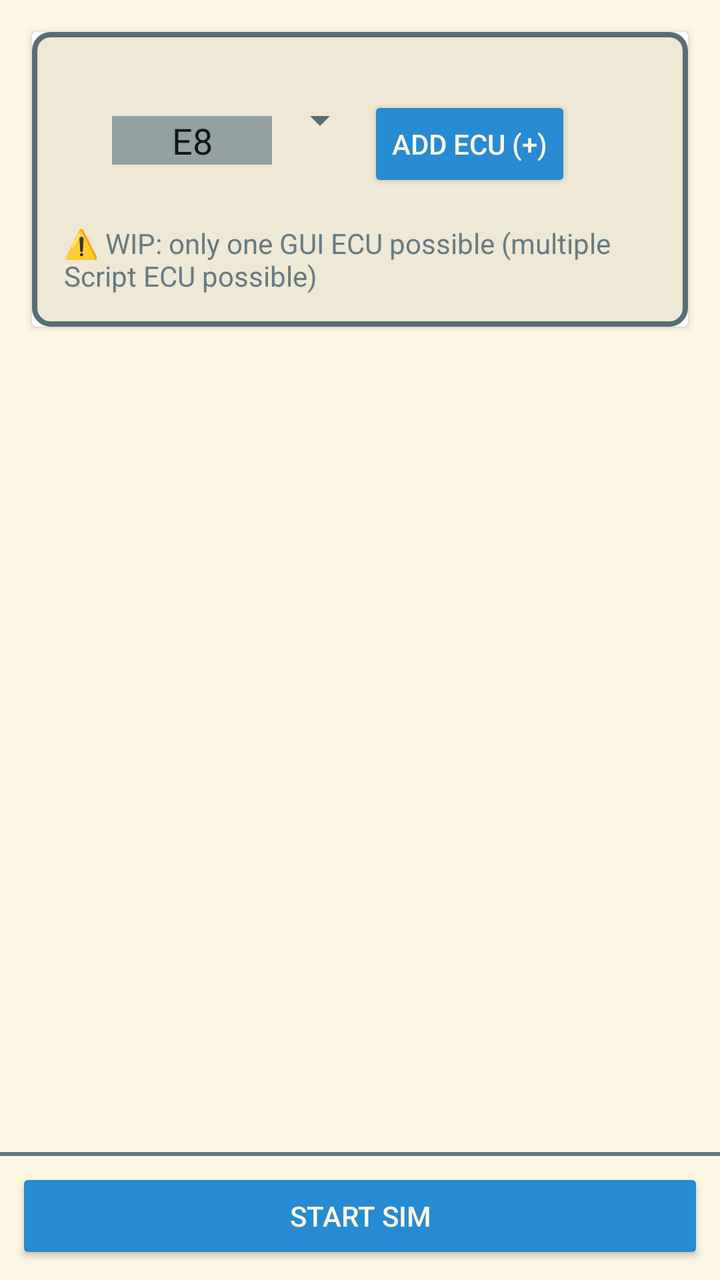
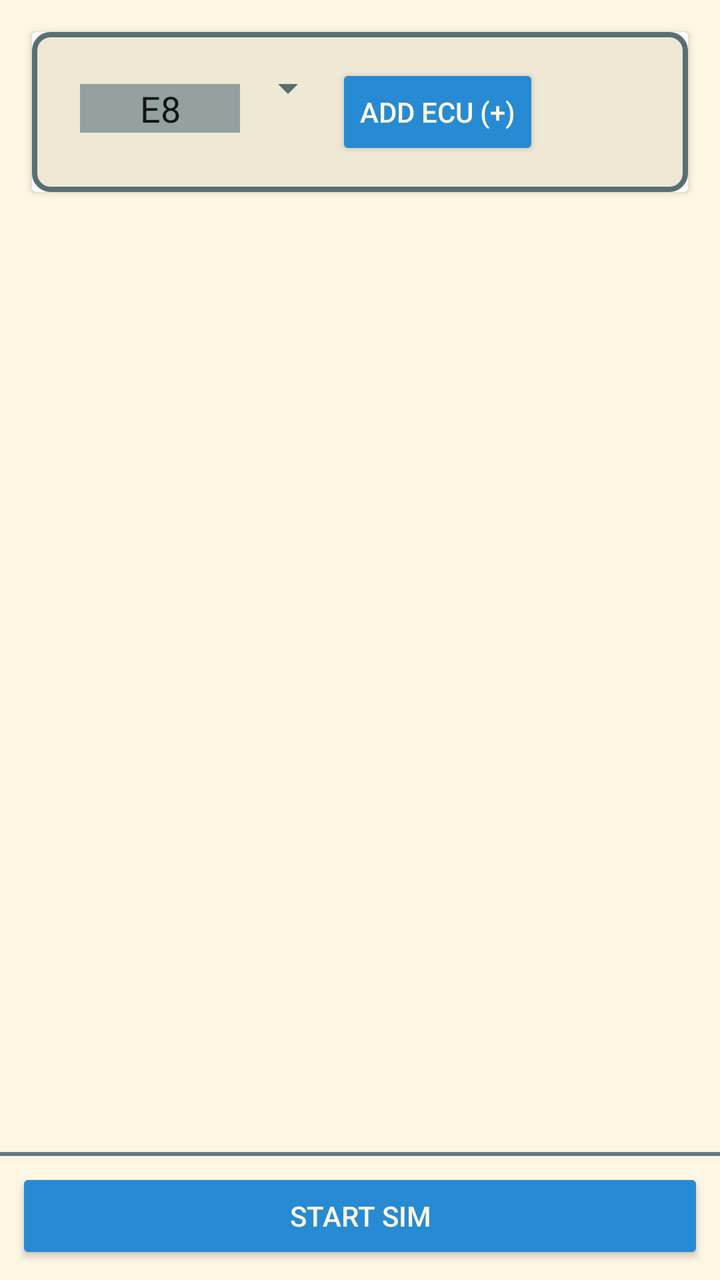

Two renders of the same Android screen: before a commit and after it. Below are the layout's source before the change and the commit's diff.
<!-- AndroidManifest.xml: application theme Theme.Solarized -->
<!-- res/layout/sim_main.xml -->
<androidx.constraintlayout.widget.ConstraintLayout
    xmlns:android="http://schemas.android.com/apk/res/android"
    xmlns:app="http://schemas.android.com/apk/res-auto"
    android:layout_width="match_parent"
    android:layout_height="match_parent">

    
    <ScrollView
        android:id="@+id/sim_main_render_area"
        android:layout_width="0dp"
        android:layout_height="0dp"
        app:layout_constraintTop_toTopOf="parent"
        app:layout_constraintBottom_toTopOf="@id/bottom_bar"
        app:layout_constraintStart_toStartOf="parent"
        app:layout_constraintEnd_toEndOf="parent">

        <LinearLayout
            android:id="@+id/ecu_list"
            android:orientation="vertical"
            android:padding="8dp"
            android:layout_width="match_parent"
            android:layout_height="wrap_content" >

            <androidx.cardview.widget.CardView
                android:layout_margin="8dp"
                android:layout_width="match_parent"
                android:layout_height="wrap_content"
                android:background="@drawable/border"
                android:radius="8dp"
                android:elevation="4dp">

                <LinearLayout
                    android:layout_width="match_parent"
                    android:layout_height="wrap_content"
                    android:background="@drawable/border"
                    android:orientation="vertical"
                    android:padding="16dp">

                    <LinearLayout
                        android:layout_width="match_parent"
                        android:layout_height="wrap_content"
                        android:orientation="horizontal"
                        android:padding="16dp">

                        <EditText
                            android:id="@+id/ecu_id_input"
                            android:layout_width="80dp"
                            android:layout_height="wrap_content"
                            android:hint="E8"
                            android:maxLength="2"
                            android:inputType="textCapCharacters|textNoSuggestions"
                            android:ems="2"
                            android:gravity="center"
                            android:layout_marginStart="8dp"
                            android:background="?attr/android:colorPrimaryDark"
                            android:text="E8" />

                        <Spinner
                            android:id="@+id/ecu_type_spinner"
                            android:layout_width="wrap_content"
                            android:layout_height="wrap_content" />

                        <Button
                            android:id="@+id/add_ecu"
                            android:layout_width="wrap_content"
                            android:layout_height="wrap_content"
                            android:text="@string/sim_main_add_ecu" />

                    </LinearLayout>

                    <TextView
                        android:layout_width="match_parent"
                        android:layout_height="wrap_content"
                        android:text="⚠️ WIP: only one GUI ECU possible (multiple Script ECU possible)" />

                </LinearLayout>

            </androidx.cardview.widget.CardView>

        </LinearLayout>

    </ScrollView>

    
    <LinearLayout
        android:id="@+id/bottom_bar"
        android:orientation="vertical"
        android:padding="8dp"
        android:background="@drawable/background_with_border_top"
        android:layout_width="0dp"
        android:layout_height="wrap_content"
        app:layout_constraintBottom_toBottomOf="parent"
        app:layout_constraintStart_toStartOf="parent"
        app:layout_constraintEnd_toEndOf="parent">

        
        <Button
            android:id="@+id/sim_state"
            android:layout_width="match_parent"
            android:layout_height="wrap_content"
            android:text="@string/sim_main_start_sim" />

    </LinearLayout>

</androidx.constraintlayout.widget.ConstraintLayout>
<!-- resources referenced by this layout -->
<resources>
  <!-- drawable background_with_border_top (drawable) -->
  <?xml version="1.0" encoding="utf-8"?>
  <layer-list xmlns:android="http://schemas.android.com/apk/res/android">
  
      
      <item>
          <shape android:shape="rectangle">
              <solid android:color="?attr/android:colorBackground"/>
          </shape>
      </item>
  
      
      <item android:gravity="top">
          <shape android:shape="rectangle">
              <size android:height="2dp"/>
              <solid android:color="?attr/android:textColor"/> 
          </shape>
      </item>
  
  </layer-list>
  <!-- drawable border (drawable) -->
  <shape xmlns:android="http://schemas.android.com/apk/res/android">
      
      <solid android:color="?attr/colorPrimary"/>
  
      
      <stroke
          android:width="2.5dp"
          android:color="?attr/android:textColorSecondary"/>
  
      
      <corners android:radius="8dp"/>
  
      
      <padding
          android:left="8dp"
          android:top="8dp"
          android:right="8dp"
          android:bottom="8dp"/>
  </shape>
  <string name="sim_main_add_ecu">Add ECU (+)</string>
  <string name="sim_main_start_sim">Start Sim</string>
  <style name="Theme.Solarized" parent="Theme.AppCompat.Light.NoActionBar">
          <item name="colorPrimary">@color/sol_base2</item>
          <item name="colorPrimaryDark">@color/sol_base1</item>
          <item name="colorAccent">@color/sol_blue</item>
  
          <item name="android:windowBackground">@color/sol_base3</item>
          <item name="android:colorBackground">@color/sol_base3</item>
          <item name="android:textColor">@color/sol_base00</item>
          <item name="colorOnPrimary">@color/sol_base00</item>
          <item name="android:textColorSecondary">@color/sol_base01</item>
  
          <item name="android:textViewStyle">@style/Solarized.TextView.Light</item>
          <item name="android:editTextStyle">@style/Solarized.EditText.Light</item>
          <item name="android:buttonStyle">@style/Solarized.Button.Light</item>
          <item name="android:checkboxStyle">@style/Solarized.CheckBox.Light</item>
          <item name="android:alertDialogTheme">@style/Solarized.TextView.AlertDialog.Light</item>
      </style>
  <color name="sol_base2">#eee8d5</color>
  <color name="sol_base1">#93a1a1</color>
  <color name="sol_blue">#268bd2</color>
  <color name="sol_base3">#fdf6e3</color>
  <color name="sol_base00">#657b83</color>
  <color name="sol_base01">#586e75</color>
  <style name="Solarized.TextView.Light" parent="TextAppearance.AppCompat">
          <item name="android:textColor">@color/sol_base00</item>
      </style>
  <style name="Solarized.EditText.Light" parent="Widget.AppCompat.EditText">
          <item name="android:textColor">@color/sol_base00</item>
          <item name="android:textColorHint">@color/sol_base01</item>
          <item name="android:backgroundTint">@color/sol_base1</item>
      </style>
  <style name="Solarized.Button.Light" parent="Widget.AppCompat.Button">
          <item name="android:textColor">@color/sol_base3</item>
          <item name="android:backgroundTint">@color/sol_blue</item>
      </style>
  <style name="Solarized.CheckBox.Light" parent="Widget.AppCompat.CompoundButton.CheckBox">
          <item name="android:textColor">@color/sol_base00</item>
          <item name="buttonTint">@color/sol_cyan</item>
      </style>
  <style name="Solarized.TextView.AlertDialog.Light" parent="Theme.AppCompat.Dialog.Alert">
          <item name="android:background">@color/sol_base2</item>
      </style>
  <color name="sol_cyan">#2aa198</color>
</resources>

<!-- the commit's change to res/layout/sim_main.xml (unified diff, before → after) -->
@@ -33,47 +33,34 @@
                     android:layout_width="match_parent"
                     android:layout_height="wrap_content"
                     android:background="@drawable/border"
-                    android:orientation="vertical"
+                    android:orientation="horizontal"
                     android:padding="16dp">
 
-                    <LinearLayout
-                        android:layout_width="match_parent"
+                    <EditText
+                        android:id="@+id/ecu_id_input"
+                        android:layout_width="80dp"
                         android:layout_height="wrap_content"
-                        android:orientation="horizontal"
-                        android:padding="16dp">
+                        android:hint="E8"
+                        android:maxLength="2"
+                        android:inputType="textCapCharacters|textNoSuggestions"
+                        android:ems="2"
+                        android:gravity="center"
+                        android:layout_marginStart="8dp"
+                        android:background="?attr/android:colorPrimaryDark"
+                        android:text="E8" />
 
-                        <EditText
-                            android:id="@+id/ecu_id_input"
-                            android:layout_width="80dp"
-                            android:layout_height="wrap_content"
-                            android:hint="E8"
-                            android:maxLength="2"
-                            android:inputType="textCapCharacters|textNoSuggestions"
-                            android:ems="2"
-                            android:gravity="center"
-                            android:layout_marginStart="8dp"
-                            android:background="?attr/android:colorPrimaryDark"
-                            android:text="E8" />
+                    <Spinner
+                        android:id="@+id/ecu_type_spinner"
+                        android:layout_width="wrap_content"
+                        android:layout_height="wrap_content" />
 
-                        <Spinner
-                            android:id="@+id/ecu_type_spinner"
-                            android:layout_width="wrap_content"
-                            android:layout_height="wrap_content" />
-
-                        <Button
-                            android:id="@+id/add_ecu"
-                            android:layout_width="wrap_content"
-                            android:layout_height="wrap_content"
-                            android:text="@string/sim_main_add_ecu" />
+                    <Button
+                        android:id="@+id/add_ecu"
+                        android:layout_width="wrap_content"
+                        android:layout_height="wrap_content"
+                        android:text="@string/sim_main_add_ecu" />
 
                     </LinearLayout>
-
-                    <TextView
-                        android:layout_width="match_parent"
-                        android:layout_height="wrap_content"
-                        android:text="⚠️ WIP: only one GUI ECU possible (multiple Script ECU possible)" />
-
-                </LinearLayout>
 
             </androidx.cardview.widget.CardView>
 
